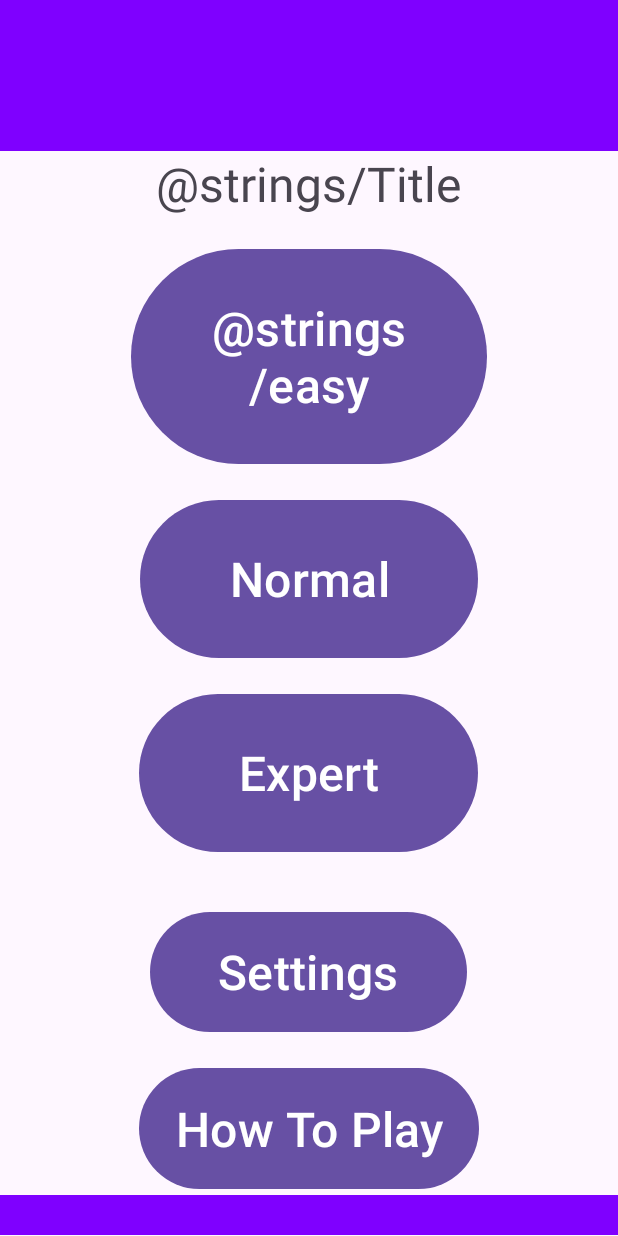
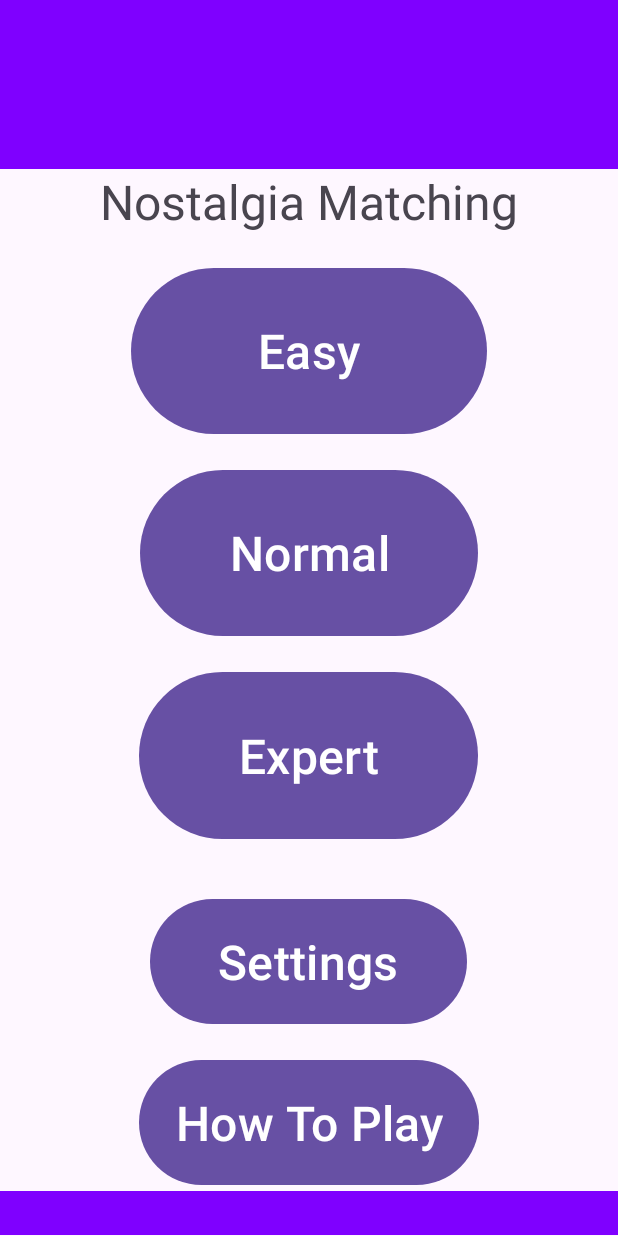
Before and after one commit to CheeChunWaiGabriel/NostalgiaMatchingFYP2024, an Android app: the screen it shows after launch (MainActivity), on a phone screen of 412 x 824 dp. Run offline under Robolectric (Android 15) with nearby library versions, the phone set to English and light mode, and no system bars.

Commit message:
Moved all text to strings.xml (Corrected)

```diff
--- a/app/src/main/res/layout/activity_main.xml
+++ b/app/src/main/res/layout/activity_main.xml
@@ -29,7 +29,7 @@
         android:layout_height="wrap_content"
         android:layout_marginTop="0dp"
         android:layout_weight="0.01"
-        android:text="@strings/Title"
+        android:text="@string/Title"
         android:textSize="32sp" />
     <!-- Increased font size -->
 
@@ -43,7 +43,7 @@
         android:layout_height="wrap_content"
         android:layout_marginTop="16dp"
         android:layout_weight="0.2"
-        android:text="@strings/easy"
+        android:text="@string/easy"
         android:textSize="32sp"/>
 
     <Button
```
